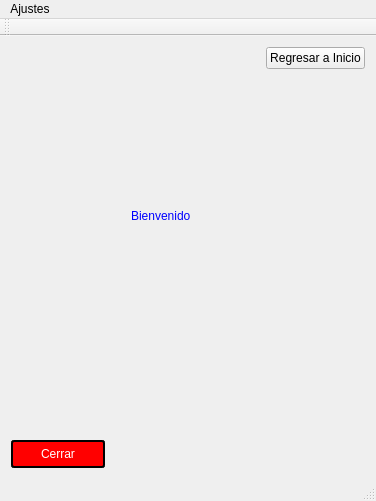
Above: mainwindow.ui from hectorda/Bio-Feedback before the change. Below: the same form after it.
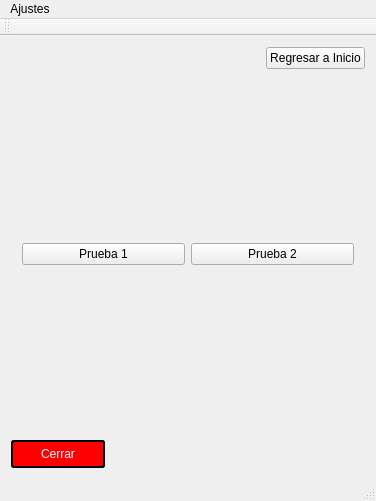
That is the form after the change. Icons and pictures are not drawn.

Commit message: Edicion Interfaz

Diff of the .ui file:
```diff
--- a/mainwindow.ui
+++ b/mainwindow.ui
@@ -59,26 +59,26 @@
        <number>0</number>
       </property>
       <widget class="QWidget" name="widgetWelcome">
-       <widget class="QLabel" name="label_2">
-        <property name="geometry">
-         <rect>
-          <x>120</x>
-          <y>120</y>
-          <width>111</width>
-          <height>41</height>
-         </rect>
-        </property>
-        <property name="styleSheet">
-         <string notr="true">QLabel{
-	
-	color: qlineargradient(spread:pad, x1:0, y1:0, x2:0, y2:1, stop:0 rgba(255, 0, 0, 255), stop:0.339795 rgba(255, 0, 0, 255), stop:0.339799 rgba(255, 255, 255, 255), stop:0.662444 rgba(255, 255, 255, 255), stop:0.662469 rgba(0, 0, 255, 255), stop:1 rgba(0, 0, 255, 255));
-	font: 75 14pt &quot;MS Shell Dlg 2&quot;;
-}</string>
-        </property>
-        <property name="text">
-         <string>Bienvenido</string>
-        </property>
-       </widget>
+       <layout class="QGridLayout" name="gridLayout_2">
+        <item row="0" column="0">
+         <layout class="QGridLayout" name="gridLayout">
+          <item row="0" column="0">
+           <widget class="QPushButton" name="pushButtonTest1">
+            <property name="text">
+             <string>Prueba 1</string>
+            </property>
+           </widget>
+          </item>
+          <item row="0" column="1">
+           <widget class="QPushButton" name="pushButtonTest2">
+            <property name="text">
+             <string>Prueba 2</string>
+            </property>
+           </widget>
+          </item>
+         </layout>
+        </item>
+       </layout>
       </widget>
       <widget class="QWidget" name="widgetHome">
        <layout class="QVBoxLayout" name="verticalLayout_3">
```
Left out of the diff: 3 changed lines with no effect on the pictures. The commit also changes 4 other files.
